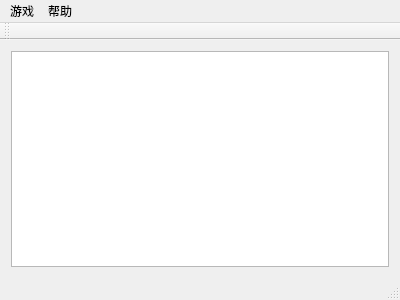
Old version of the form qtweb/qtweb/MainWindow.ui in the repository JackZ0/QTPractice.
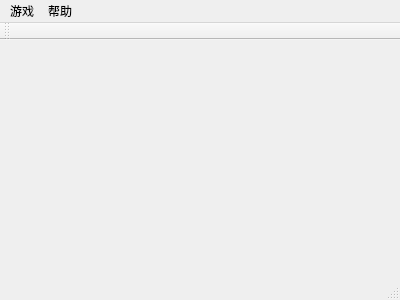
New version of the form.

What changed in the file:
```diff
--- a/qtweb/qtweb/MainWindow.ui
+++ b/qtweb/qtweb/MainWindow.ui
@@ -14,11 +14,7 @@
    <string>MainWindow</string>
   </property>
   <widget class="QWidget" name="centralWidget">
-   <layout class="QGridLayout" name="gridLayout">
-    <item row="0" column="0">
-     <widget class="QGraphicsView" name="graphicsView"/>
-    </item>
-   </layout>
+   <layout class="QGridLayout" name="gridLayout"/>
   </widget>
   <widget class="QMenuBar" name="menuBar">
    <property name="geometry">
```
